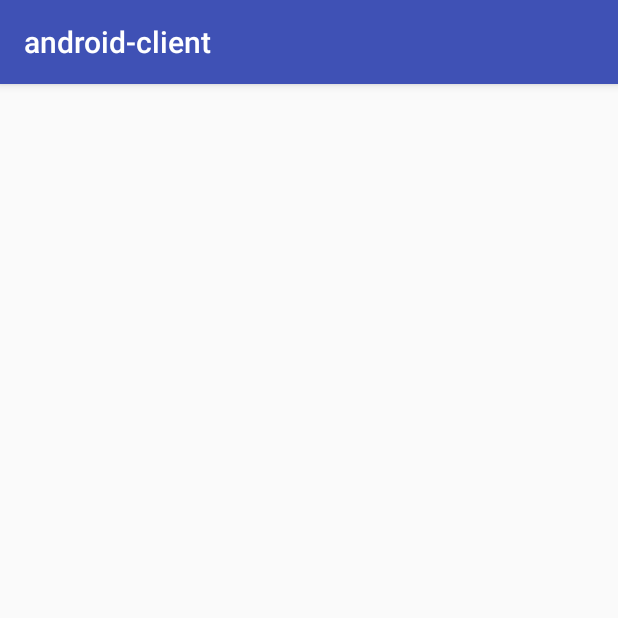
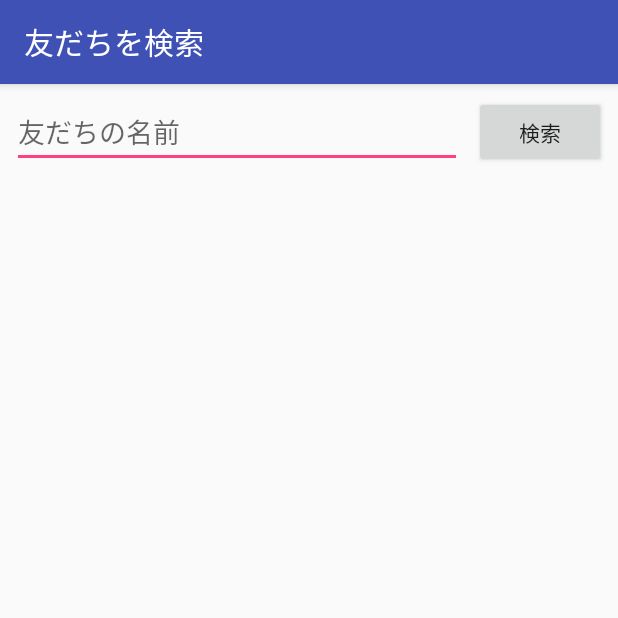
Before and after one commit to line-school2018summer/fukuoka-a-client, an Android app: the AddFriendsActivity screen opened directly, with no data from a screen before it, on a phone screen of 412 x 824 dp, the top half of it. Run offline under Robolectric (Android 15) with nearby library versions, the phone set to English and light mode, and no system bars.

Commit message:
[add]検索ボックス、ボタン、検索したユーザを列挙するためのrecyclerviewを設置

```diff
--- a/android-client/app/src/main/java/com/sample/android_client/AddFriendsActivity.kt
+++ b/android-client/app/src/main/java/com/sample/android_client/AddFriendsActivity.kt
@@ -2,11 +2,20 @@ package com.sample.android_client
 
 import android.support.v7.app.AppCompatActivity
 import android.os.Bundle
+import android.util.Log
+import kotlinx.android.synthetic.main.activity_add_friends.*
 
 class AddFriendsActivity : AppCompatActivity() {
 
     override fun onCreate(savedInstanceState: Bundle?) {
         super.onCreate(savedInstanceState)
         setContentView(R.layout.activity_add_friends)
+
+        supportActionBar?.title = "友だちを検索"
+
+        search_button_add_friends.setOnClickListener {
+            val pattern = search_box_add_friends.text.toString()
+            Log.d("AddFriendsActivity", "文字列${pattern}が含まれるユーザを検索")
+        }
     }
 }
--- a/android-client/app/src/main/res/layout/activity_add_friends.xml
+++ b/android-client/app/src/main/res/layout/activity_add_friends.xml
@@ -6,4 +6,36 @@
     android:layout_height="match_parent"
     tools:context=".AddFriendsActivity">
 
+    <Button
+        android:id="@+id/search_button_add_friends"
+        android:layout_width="wrap_content"
+        android:layout_height="wrap_content"
+        android:layout_marginEnd="8dp"
+        android:layout_marginTop="8dp"
+        android:text="検索"
+        app:layout_constraintEnd_toEndOf="parent"
+        app:layout_constraintTop_toTopOf="parent" />
+
+    <EditText
+        android:id="@+id/search_box_add_friends"
+        android:layout_width="0dp"
+        android:layout_height="wrap_content"
+        android:layout_marginEnd="8dp"
+        android:layout_marginStart="8dp"
+        android:layout_marginTop="8dp"
+        android:ems="10"
+        android:hint="友だちの名前"
+        android:inputType="textPersonName"
+        app:layout_constraintEnd_toStartOf="@+id/search_button_add_friends"
+        app:layout_constraintStart_toStartOf="parent"
+        app:layout_constraintTop_toTopOf="parent" />
+
+    <android.support.v7.widget.RecyclerView
+        android:layout_width="0dp"
+        android:layout_height="0dp"
+        android:layout_marginTop="8dp"
+        app:layout_constraintBottom_toBottomOf="parent"
+        app:layout_constraintEnd_toEndOf="parent"
+        app:layout_constraintStart_toStartOf="parent"
+        app:layout_constraintTop_toBottomOf="@+id/search_box_add_friends" />
 </android.support.constraint.ConstraintLayout>
```
